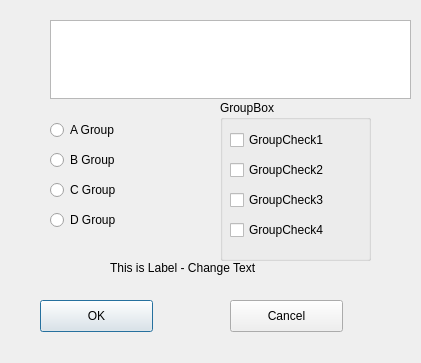
First picture: the form in Python_UI/python_ui.ui, repository kybw0123/python, before the edit.
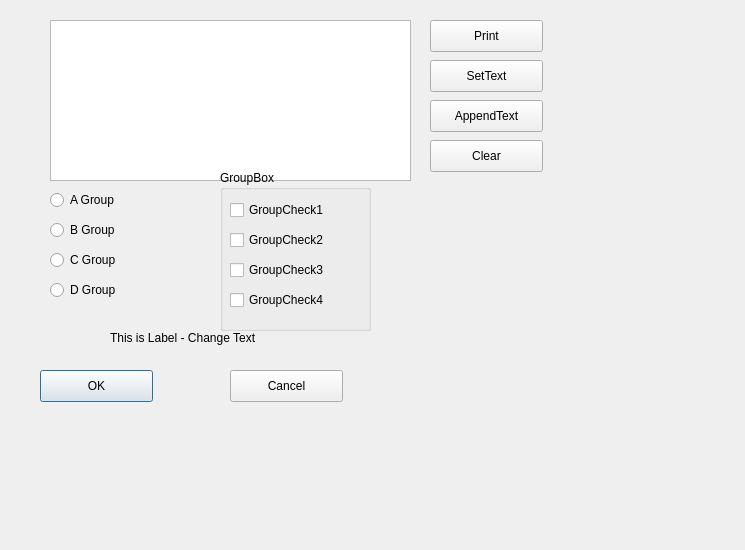
Second picture: the form after the edit.

```diff
--- a/Python_UI/python_ui.ui
+++ b/Python_UI/python_ui.ui
@@ -6,8 +6,8 @@
    <rect>
     <x>0</x>
     <y>0</y>
-    <width>421</width>
-    <height>363</height>
+    <width>745</width>
+    <height>550</height>
    </rect>
   </property>
   <property name="windowTitle">
@@ -17,7 +17,7 @@
    <property name="geometry">
     <rect>
      <x>40</x>
-     <y>300</y>
+     <y>370</y>
      <width>113</width>
      <height>32</height>
     </rect>
@@ -30,7 +30,7 @@
    <property name="geometry">
     <rect>
      <x>230</x>
-     <y>300</y>
+     <y>370</y>
      <width>113</width>
      <height>32</height>
     </rect>
@@ -45,7 +45,7 @@
      <x>50</x>
      <y>20</y>
      <width>361</width>
-     <height>79</height>
+     <height>161</height>
     </rect>
    </property>
   </widget>
@@ -53,7 +53,7 @@
    <property name="geometry">
     <rect>
      <x>50</x>
-     <y>120</y>
+     <y>190</y>
      <width>100</width>
      <height>20</height>
     </rect>
@@ -66,7 +66,7 @@
    <property name="geometry">
     <rect>
      <x>50</x>
-     <y>150</y>
+     <y>220</y>
      <width>100</width>
      <height>20</height>
     </rect>
@@ -79,7 +79,7 @@
    <property name="geometry">
     <rect>
      <x>50</x>
-     <y>180</y>
+     <y>250</y>
      <width>100</width>
      <height>20</height>
     </rect>
@@ -92,7 +92,7 @@
    <property name="geometry">
     <rect>
      <x>50</x>
-     <y>210</y>
+     <y>280</y>
      <width>100</width>
      <height>20</height>
     </rect>
@@ -105,7 +105,7 @@
    <property name="geometry">
     <rect>
      <x>220</x>
-     <y>100</y>
+     <y>170</y>
      <width>151</width>
      <height>161</height>
     </rect>
@@ -170,7 +170,7 @@
    <property name="geometry">
     <rect>
      <x>110</x>
-     <y>260</y>
+     <y>330</y>
      <width>181</width>
      <height>16</height>
     </rect>
@@ -179,6 +179,58 @@
     <string>This is Label - Change Text</string>
    </property>
   </widget>
+  <widget class="QPushButton" name="Print_bt">
+   <property name="geometry">
+    <rect>
+     <x>430</x>
+     <y>20</y>
+     <width>113</width>
+     <height>32</height>
+    </rect>
+   </property>
+   <property name="text">
+    <string>Print</string>
+   </property>
+  </widget>
+  <widget class="QPushButton" name="SetText_bt">
+   <property name="geometry">
+    <rect>
+     <x>430</x>
+     <y>60</y>
+     <width>113</width>
+     <height>32</height>
+    </rect>
+   </property>
+   <property name="text">
+    <string>SetText</string>
+   </property>
+  </widget>
+  <widget class="QPushButton" name="AppendText_bt">
+   <property name="geometry">
+    <rect>
+     <x>430</x>
+     <y>100</y>
+     <width>113</width>
+     <height>32</height>
+    </rect>
+   </property>
+   <property name="text">
+    <string>AppendText</string>
+   </property>
+  </widget>
+  <widget class="QPushButton" name="Clear_bt">
+   <property name="geometry">
+    <rect>
+     <x>430</x>
+     <y>140</y>
+     <width>113</width>
+     <height>32</height>
+    </rect>
+   </property>
+   <property name="text">
+    <string>Clear</string>
+   </property>
+  </widget>
  </widget>
  <resources/>
  <connections/>
```
Left out of the diff: 2 changed lines with no effect on the pictures.
